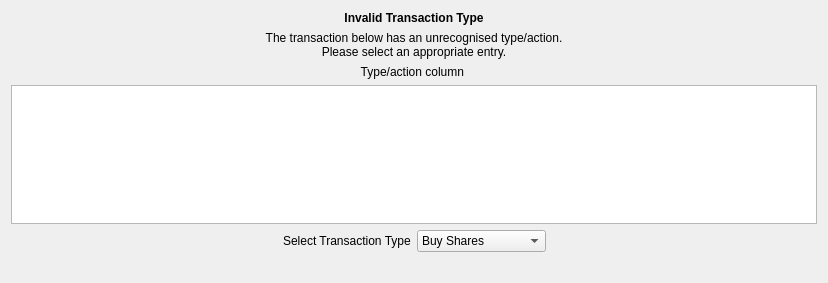
Old version of the form kmymoney/plugins/csvimport/redefinedlgdecl.ui in the repository KDE/kmymoney.
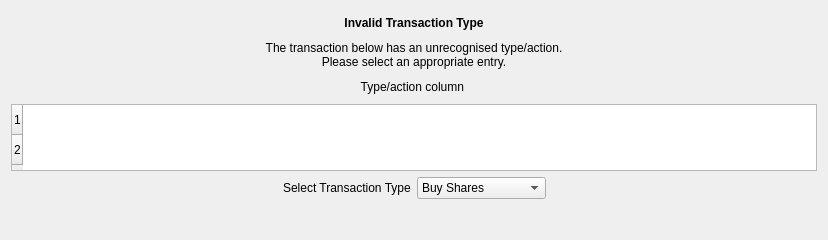
New version of the form. Custom widgets are drawn as their Qt base class.

Commit message: Highlight unwanted rows instead of deleting them on import. Improve display to avoid clipping height of rows. Standardise height of wizard pages so table widget height doesn't change. Don't move position of 'Back' button between pages. Check for valid numeric entries on investment import.

The edit to the form file:
```diff
--- a/kmymoney/plugins/csvimport/redefinedlgdecl.ui
+++ b/kmymoney/plugins/csvimport/redefinedlgdecl.ui
@@ -7,7 +7,7 @@
     <x>0</x>
     <y>0</y>
     <width>828</width>
-    <height>283</height>
+    <height>240</height>
    </rect>
   </property>
   <property name="minimumSize">
@@ -65,15 +65,20 @@
      <property name="minimumSize">
       <size>
        <width>640</width>
-       <height>64</height>
+       <height>67</height>
       </size>
      </property>
      <property name="maximumSize">
       <size>
        <width>16777215</width>
-       <height>16777215</height>
+       <height>67</height>
       </size>
      </property>
+     <property name="rowCount">
+      <number>2</number>
+     </property>
+     <row/>
+     <row/>
     </widget>
    </item>
    <item>
```
The commit also changes 18 other files.
